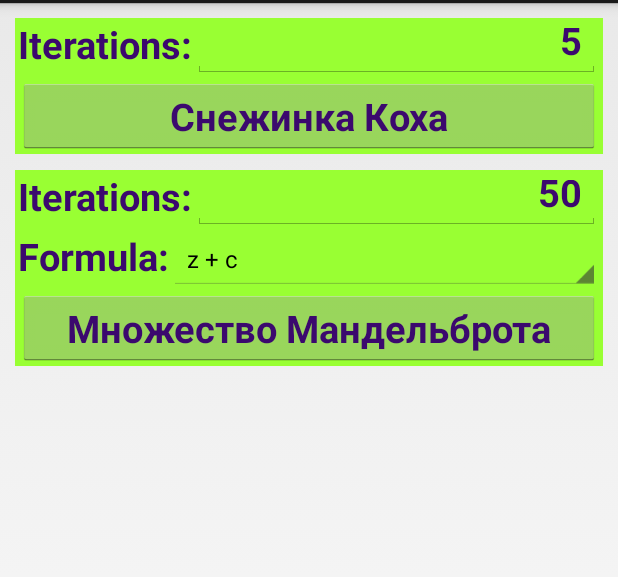
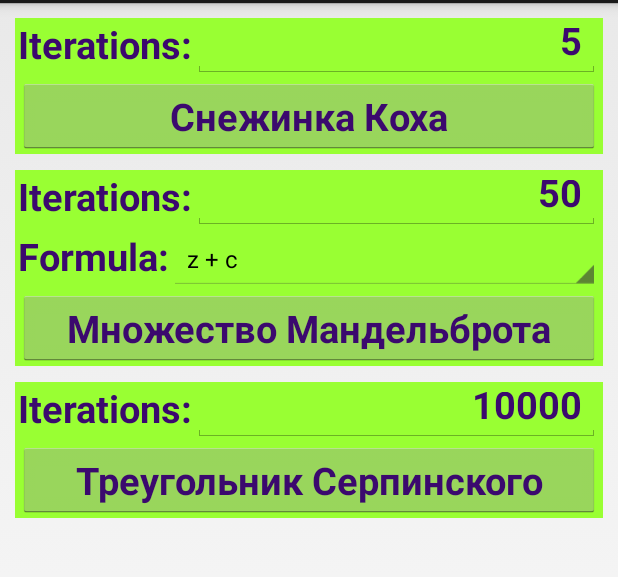
Before and after one commit to Dront/Fractals, an Android app: the screen it shows after launch (MainActivity), on a phone screen of 412 x 824 dp, the part 69-646 px from its top. Run offline under Robolectric (Android 15) with nearby library versions, the phone set to English and light mode, and no system bars.

Commit message:
Added Sierpinski triangle

```diff
--- a/app/src/main/java/com/dront/fractals/LogTags.java
+++ b/app/src/main/java/com/dront/fractals/LogTags.java
@@ -2,6 +2,6 @@ package com.dront.fractals;
 
 public class LogTags {
 
-    public final static String APP = "com.dront.fractals";
+    public final static String APP = "com.dront.fractals.";
 
 }
--- a/app/src/main/res/layout/activity_main.xml
+++ b/app/src/main/res/layout/activity_main.xml
@@ -132,25 +132,9 @@
                 android:gravity="end"
                 style="@style/stdText"
                 android:entries="@array/MandelFormulas"
-                android:spinnerMode="dialog"
-                android:textAlignment="viewEnd" />
-
-            <!--<EditText
-                android:layout_width="fill_parent"
-                android:layout_height="fill_parent"
-                android:id="@+id/edtTextMandelFormulaNum"
-                android:layout_toRightOf="@id/txtViewMandelFormula"
-                android:layout_toEndOf="@id/txtViewMandelFormula"
-
-                android:gravity="end"
-                android:inputType="numberDecimal"
-                style="@style/stdText"
-                android:text="@string/stdMandelFormulaNum"/>-->
-
+                android:spinnerMode="dialog" />
 
         </RelativeLayout>
-
-
 
         <Button
             android:id="@+id/btnDrawMandel"
@@ -165,6 +149,60 @@
 
     </RelativeLayout>
 
+    <RelativeLayout
+        android:id="@+id/TriangleLayout"
+        android:layout_width="fill_parent"
+        android:layout_height="wrap_content"
+        android:layout_below="@id/MandelbrotLayout"
+        android:layout_marginTop="@dimen/std_margin"
+        android:layout_marginBottom="@dimen/std_margin"
+        android:background="@color/std_background"
+        android:paddingLeft="@dimen/std_padding"
+        android:paddingRight="@dimen/std_padding">
+
+        <RelativeLayout
+            android:id="@+id/rowTriangle"
+            android:layout_width="fill_parent"
+            android:layout_height="@dimen/std_row_height">
+
+            <TextView
+                android:id="@+id/txtViewTriangle"
+                android:layout_width="wrap_content"
+                android:layout_height="fill_parent"
+                android:layout_alignParentLeft="true"
+                android:layout_alignParentStart="true"
+
+                style="@style/stdText"
+                android:gravity="start"
+                android:text="@string/TriangleIterations" />
+
+            <EditText
+                android:layout_width="fill_parent"
+                android:layout_height="fill_parent"
+                android:id="@+id/edtTextTriangleNum"
+                android:layout_toRightOf="@id/txtViewTriangle"
+                android:layout_toEndOf="@id/txtViewTriangle"
+
+                android:gravity="end"
+                android:inputType="numberDecimal"
+                style="@style/stdText"
+                android:text="@string/stdTriangleNum"/>
+
+
+        </RelativeLayout>
+
+        <Button
+            android:id="@+id/btnDrawTriangle"
+            android:layout_width="fill_parent"
+            android:layout_height="wrap_content"
+            android:layout_below="@id/rowTriangle"
+
+            android:text="@string/drawTriangle"
+            style="@style/stdText"
+
+            android:onClick="computeTriangle"/>
+
+    </RelativeLayout>
 
 
 </RelativeLayout>
--- a/app/src/main/res/values/strings.xml
+++ b/app/src/main/res/values/strings.xml
@@ -17,8 +17,6 @@
     <string name="MandelIterations">Iterations: </string>
     <string name="stdMandelNum">50</string>
     <string name="MandelFormula">Formula: </string>
-    <string name="stdMandelFormulaNum">2</string>
-
     <string-array name="MandelFormulas">
         <item>z + c</item>
         <item>z^2 + c</item>
@@ -29,4 +27,8 @@
         <item>exp(z) + c</item>
     </string-array>
 
+
+    <string name="drawTriangle">Треугольник Серпинского</string>
+    <string name="TriangleIterations">Iterations: </string>
+    <string name="stdTriangleNum">10000</string>
 </resources>
```
Also changed, not shown: app/src/main/java/com/dront/fractals/MainActivity.java (+72 -0 lines), app/src/main/java/com/dront/fractals/PictureActivity.java (+18 -1 lines).
